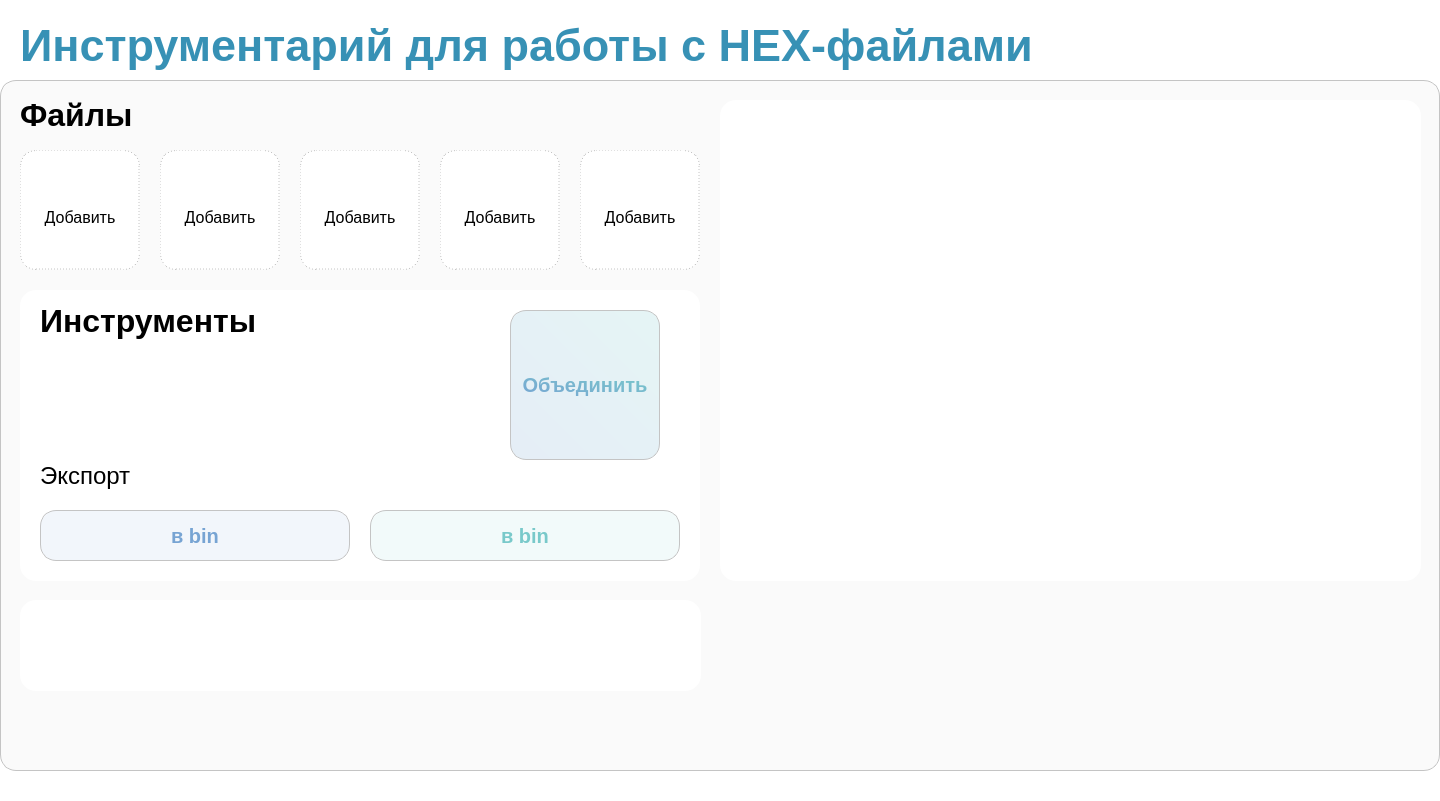
Old version of the form ui/design.ui in the repository stsln/hex_file_tools.
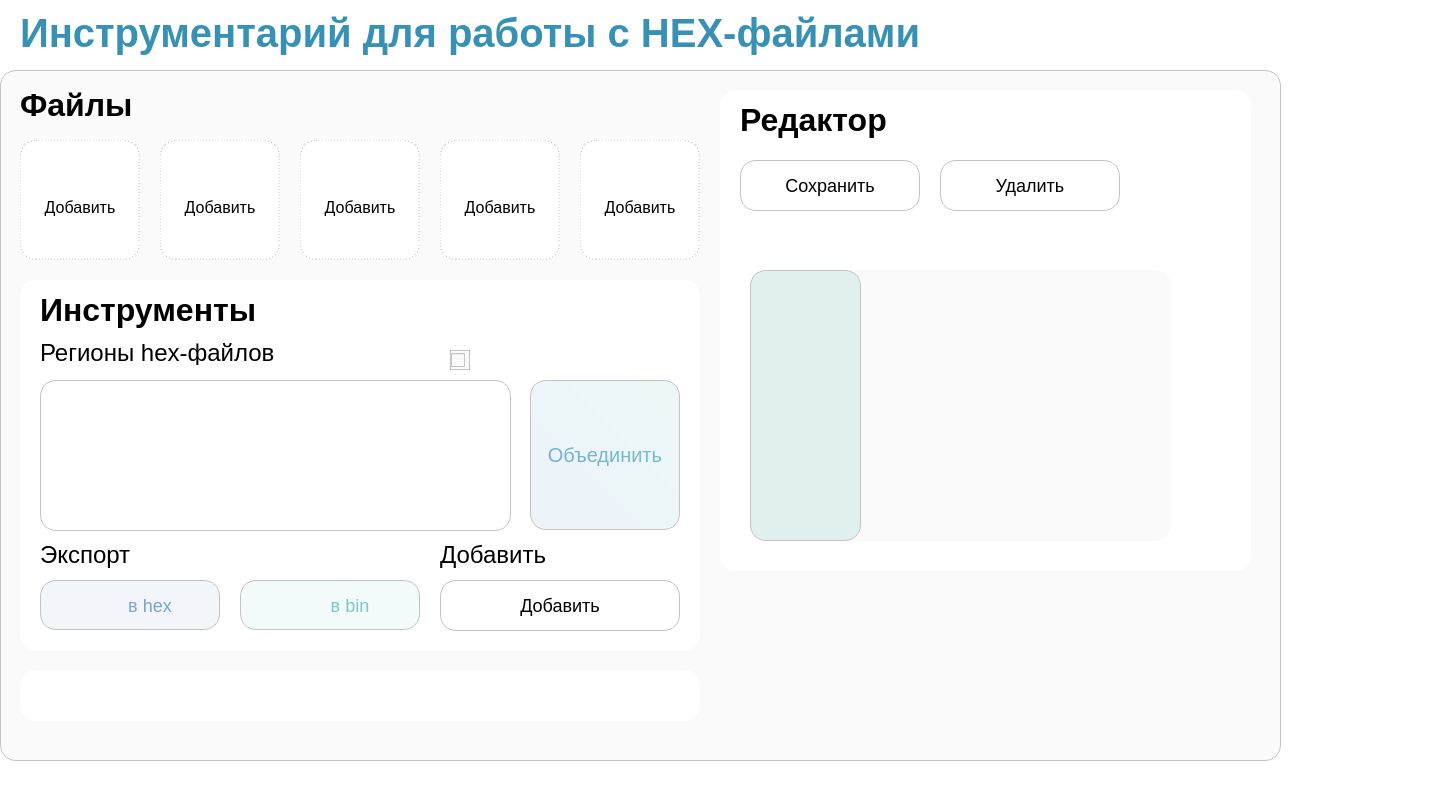
New version of the form. Icons and pictures are not drawn.

Commit message: Изучение Qt Designer.

Patch:
```diff
--- a/ui/design.ui
+++ b/ui/design.ui
@@ -7,7 +7,7 @@
     <x>0</x>
     <y>0</y>
     <width>1440</width>
-    <height>801</height>
+    <height>806</height>
    </rect>
   </property>
   <property name="minimumSize">
@@ -48,8 +48,8 @@
     <property name="geometry">
      <rect>
       <x>0</x>
-      <y>80</y>
-      <width>1440</width>
+      <y>70</y>
+      <width>1281</width>
       <height>691</height>
      </rect>
     </property>
@@ -71,7 +71,7 @@
        <x>20</x>
        <y>210</y>
        <width>680</width>
-       <height>291</height>
+       <height>371</height>
       </rect>
      </property>
      <property name="styleSheet">
@@ -103,7 +103,7 @@
         <x>20</x>
         <y>10</y>
         <width>241</width>
-        <height>41</height>
+        <height>40</height>
        </rect>
       </property>
       <property name="text">
@@ -114,9 +114,9 @@
       <property name="geometry">
        <rect>
         <x>20</x>
-        <y>170</y>
+        <y>260</y>
         <width>101</width>
-        <height>31</height>
+        <height>30</height>
        </rect>
       </property>
       <property name="styleSheet">
@@ -137,22 +137,23 @@
      <widget class="QPushButton" name="btn_export_hex">
       <property name="geometry">
        <rect>
-        <x>350</x>
-        <y>220</y>
-        <width>310</width>
-        <height>51</height>
+        <x>220</x>
+        <y>300</y>
+        <width>180</width>
+        <height>50</height>
        </rect>
       </property>
       <property name="styleSheet">
        <string notr="true">QPushButton
 {
 	font-family: 'Inter';
-	font-weight: 600;
-	font-size: 20px;
+	font-weight: 400;
+	font-size: 18px;
 	color: #79C9CA;
 	background-color: rgba(121, 201, 202, 0.1);
 	border: 1px solid #C4C4C4;
 	border-radius: 16px;
+	padding: 0 15px 0 15px;
 }
 
 QPushButton::hover
@@ -167,7 +168,7 @@
 }</string>
       </property>
       <property name="text">
-       <string>в bin</string>
+       <string>        в bin</string>
       </property>
       <property name="icon">
        <iconset>
@@ -184,21 +185,22 @@
       <property name="geometry">
        <rect>
         <x>20</x>
-        <y>220</y>
-        <width>310</width>
-        <height>51</height>
+        <y>300</y>
+        <width>180</width>
+        <height>50</height>
        </rect>
       </property>
       <property name="styleSheet">
        <string notr="true">QPushButton
 {
 	font-family: 'Inter';
-	font-weight: 600;
-	font-size: 20px;
+	font-weight: 400;
+	font-size: 18px;
 	color: #77A4D3;
 	background-color: rgba(119, 164, 211, 0.1);
 	border: 1px solid #C4C4C4;
 	border-radius: 16px;
+	padding: 0 15px 0 15px;
 }
 
 QPushButton::hover
@@ -213,7 +215,7 @@
 }</string>
       </property>
       <property name="text">
-       <string>в bin</string>
+       <string>        в hex</string>
       </property>
       <property name="icon">
        <iconset>
@@ -229,8 +231,8 @@
      <widget class="QToolButton" name="btn_merge">
       <property name="geometry">
        <rect>
-        <x>490</x>
-        <y>20</y>
+        <x>510</x>
+        <y>100</y>
         <width>150</width>
         <height>150</height>
        </rect>
@@ -249,10 +251,10 @@
 {
 	padding: 0;
 	font-family: 'Inter';
-	font-weight: 600;
+	font-weight: 400;
 	font-size: 20px;
 	color: qlineargradient(spread:pad, x1:0, y1:1, x2:1, y2:0, stop:0 rgba(119, 164, 211, 255), stop:1 rgba(121, 201, 202, 255));
-	background-color: qlineargradient(spread:pad, x1:0, y1:1, x2:1, y2:0, stop:0 rgba(119, 164, 211, 49), stop:1 rgba(121, 201, 202, 49));
+	background-color: qlineargradient(spread:pad, x1:0, y1:1, x2:1, y2:0, stop:0 rgba(119, 164, 211, 35), stop:1 rgba(121, 201, 202, 35));
 	border: 1px solid #C4C4C4;
 	border-radius: 16px;
 }
@@ -303,6 +305,144 @@
        <enum>Qt::ToolButtonTextUnderIcon</enum>
       </property>
      </widget>
+     <widget class="QLabel" name="export_min_title_2">
+      <property name="geometry">
+       <rect>
+        <x>420</x>
+        <y>260</y>
+        <width>141</width>
+        <height>30</height>
+       </rect>
+      </property>
+      <property name="styleSheet">
+       <string notr="true">QLabel 
+{
+	font-family: 'Inter';
+	font-weight: 400;
+	font-size: 24px;
+	color: #000000;
+	border: 0;
+	text-align: left;
+}</string>
+      </property>
+      <property name="text">
+       <string>Добавить</string>
+      </property>
+     </widget>
+     <widget class="QPushButton" name="btn_export_hex_5">
+      <property name="geometry">
+       <rect>
+        <x>420</x>
+        <y>300</y>
+        <width>240</width>
+        <height>51</height>
+       </rect>
+      </property>
+      <property name="styleSheet">
+       <string notr="true">QPushButton
+{
+	font-family: 'Inter';
+	font-weight: 400;
+	font-size: 18px;
+	background-color: #fff;
+	border: 1px solid #C4C4C4;
+	border-radius: 16px;
+}
+
+QPushButton::hover
+{
+	background-color: rgba(196, 196, 196, 0.125);
+}
+
+QPushButton::pressed
+{
+	background-color: rgba(196, 196, 196, 0.25);
+}</string>
+      </property>
+      <property name="text">
+       <string>Добавить</string>
+      </property>
+      <property name="iconSize">
+       <size>
+        <width>50</width>
+        <height>50</height>
+       </size>
+      </property>
+     </widget>
+     <widget class="QListView" name="listView">
+      <property name="geometry">
+       <rect>
+        <x>20</x>
+        <y>100</y>
+        <width>471</width>
+        <height>151</height>
+       </rect>
+      </property>
+      <property name="styleSheet">
+       <string notr="true">QListView {
+	border: 1px solid #C4C4C4;
+	border-radius: 16px;
+}</string>
+      </property>
+     </widget>
+     <widget class="QLabel" name="export_min_title_3">
+      <property name="geometry">
+       <rect>
+        <x>20</x>
+        <y>60</y>
+        <width>261</width>
+        <height>25</height>
+       </rect>
+      </property>
+      <property name="styleSheet">
+       <string notr="true">QLabel 
+{
+	font-family: 'Inter';
+	font-weight: 400;
+	font-size: 24px;
+	color: #000000;
+	border: 0;
+	text-align: left;
+}</string>
+      </property>
+      <property name="text">
+       <string>Регионы hex-файлов</string>
+      </property>
+     </widget>
+     <widget class="QCheckBox" name="checkBox">
+      <property name="geometry">
+       <rect>
+        <x>430</x>
+        <y>70</y>
+        <width>20</width>
+        <height>20</height>
+       </rect>
+      </property>
+      <property name="mouseTracking">
+       <bool>true</bool>
+      </property>
+      <property name="styleSheet">
+       <string notr="true">QCheckBox {
+	border: 1px solid #C4C4C4;
+	border-radius: 16px;
+}</string>
+      </property>
+      <property name="text">
+       <string/>
+      </property>
+      <property name="iconSize">
+       <size>
+        <width>25</width>
+        <height>25</height>
+       </size>
+      </property>
+      <property name="checkable">
+       <bool>true</bool>
+      </property>
+      <property name="tristate">
+       <bool>false</bool>
+      </property>
+     </widget>
     </widget>
     <widget class="QFrame" name="files">
      <property name="geometry">
@@ -549,7 +689,7 @@
       <rect>
        <x>720</x>
        <y>20</y>
-       <width>701</width>
+       <width>531</width>
        <height>481</height>
       </rect>
      </property>
@@ -558,6 +698,16 @@
 {
 	background-color: rgb(255, 255, 255);
 	border: 0;
+}
+
+QLabel 
+{
+	font-family: 'Inter';
+	font-weight: 700;
+	font-size: 32px;
+	color: #000000;
+	border: 0;
+	text-align: left;
 }</string>
      </property>
      <property name="frameShape">
@@ -566,14 +716,158 @@
      <property name="frameShadow">
       <enum>QFrame::Raised</enum>
      </property>
+     <widget class="QLabel" name="tools_title_2">
+      <property name="geometry">
+       <rect>
+        <x>20</x>
+        <y>10</y>
+        <width>241</width>
+        <height>40</height>
+       </rect>
+      </property>
+      <property name="text">
+       <string>Редактор</string>
+      </property>
+     </widget>
+     <widget class="QPushButton" name="btn_export_hex_2">
+      <property name="geometry">
+       <rect>
+        <x>20</x>
+        <y>70</y>
+        <width>180</width>
+        <height>51</height>
+       </rect>
+      </property>
+      <property name="styleSheet">
+       <string notr="true">QPushButton
+{
+	font-family: 'Inter';
+	font-weight: 400;
+	font-size: 18px;
+	background-color: #fff;
+	border: 1px solid #C4C4C4;
+	border-radius: 16px;
+}
+
+QPushButton::hover
+{
+	background-color: rgba(121, 201, 202, 0.2);
+	border: 1px solid #C4C4C4;
+}
+
+QPushButton::pressed
+{
+	background-color: rgba(121, 201, 202, 0.3);
+}</string>
+      </property>
+      <property name="text">
+       <string>Сохранить</string>
+      </property>
+      <property name="iconSize">
+       <size>
+        <width>50</width>
+        <height>50</height>
+       </size>
+      </property>
+     </widget>
+     <widget class="QPushButton" name="btn_export_hex_3">
+      <property name="geometry">
+       <rect>
+        <x>220</x>
+        <y>70</y>
+        <width>180</width>
+        <height>51</height>
+       </rect>
+      </property>
+      <property name="styleSheet">
+       <string notr="true">QPushButton
+{
+	font-family: 'Inter';
+	font-weight: 400;
+	font-size: 18px;
+	background-color: #fff;
+	border: 1px solid #C4C4C4;
+	border-radius: 16px;
+}
+
+QPushButton::hover
+{
+	color: rgb(229, 46, 46);
+	background-color: ;
+	background-color: rgba(229, 46, 46, 0.1);
+	border: 1px solid #C4C4C4;
+}
+
+QPushButton::pressed
+{
+	color: rgb(229, 46, 46);
+	background-color: rgba(229, 46, 46, 0.15);
+}</string>
+      </property>
+      <property name="text">
+       <string>Удалить</string>
+      </property>
+      <property name="iconSize">
+       <size>
+        <width>50</width>
+        <height>50</height>
+       </size>
+      </property>
+     </widget>
+     <widget class="QFrame" name="frame">
+      <property name="geometry">
+       <rect>
+        <x>30</x>
+        <y>180</y>
+        <width>421</width>
+        <height>271</height>
+       </rect>
+      </property>
+      <property name="styleSheet">
+       <string notr="true">QFrame {
+	background-color: #FAFAFA;
+	border: 0;
+}</string>
+      </property>
+      <property name="frameShape">
+       <enum>QFrame::StyledPanel</enum>
+      </property>
+      <property name="frameShadow">
+       <enum>QFrame::Raised</enum>
+      </property>
+      <widget class="QTextEdit" name="textEdit">
+       <property name="geometry">
+        <rect>
+         <x>0</x>
+         <y>0</y>
+         <width>111</width>
+         <height>271</height>
+        </rect>
+       </property>
+       <property name="styleSheet">
+        <string notr="true">QTextEdit {
+	font-family: 'JetBrains Mono';
+	font-weight: 400;
+	font-size: 18px;
+	color: #009C93;
+
+	border: 1px solid #C4C4C4;
+	border-radius: 16px;
+	background-color: rgba(0, 156, 147, 0.1);
+
+	padding: 5px;
+}</string>
+       </property>
+      </widget>
+     </widget>
     </widget>
     <widget class="QFrame" name="mes">
      <property name="geometry">
       <rect>
        <x>20</x>
-       <y>520</y>
-       <width>681</width>
-       <height>91</height>
+       <y>600</y>
+       <width>680</width>
+       <height>51</height>
       </rect>
      </property>
      <property name="styleSheet">
@@ -595,16 +889,16 @@
     <property name="geometry">
      <rect>
       <x>20</x>
-      <y>20</y>
+      <y>10</y>
       <width>1031</width>
-      <height>51</height>
+      <height>45</height>
      </rect>
     </property>
     <property name="styleSheet">
      <string notr="true">font-family: 'Inter';
 font-style: normal;
 font-weight: 700;
-font-size: 45px;
+font-size: 40px;
 color: qlineargradient(spread:pad, x1:0, y1:0, x2:1, y2:1, stop:0 rgba(7, 119, 164, 206));</string>
     </property>
     <property name="text">
```
Left out of the diff: 7 changed lines with no effect on the pictures.
